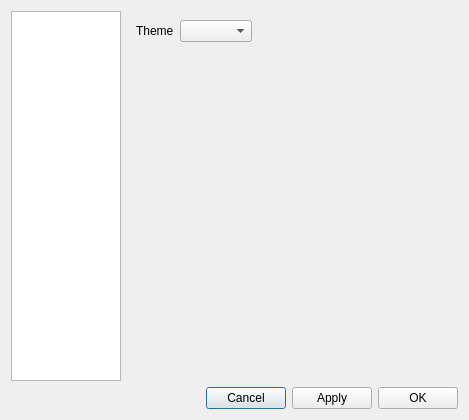
Old version of the form QT_Project/Forms/SettingsDialog.ui in the repository Dingola/Qt-LogViewer.
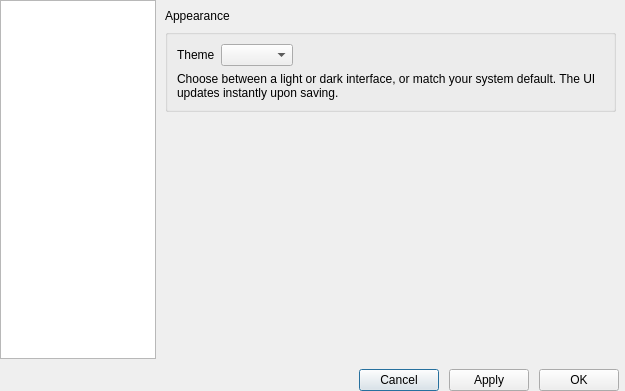
New version of the form. The open tabs and pages were chosen to show the change.

Commit message: feat(dialogs): Overhaul SettingsDialog UI/UX and standardize base dialog components

What changed in the file:
```diff
--- a/QT_Project/Forms/SettingsDialog.ui
+++ b/QT_Project/Forms/SettingsDialog.ui
@@ -6,16 +6,34 @@
    <rect>
     <x>0</x>
     <y>0</y>
-    <width>469</width>
-    <height>420</height>
+    <width>625</width>
+    <height>391</height>
    </rect>
   </property>
   <property name="windowTitle">
    <string>Dialog</string>
   </property>
   <layout class="QVBoxLayout" name="verticalLayout_3">
+   <property name="spacing">
+    <number>10</number>
+   </property>
+   <property name="leftMargin">
+    <number>0</number>
+   </property>
+   <property name="topMargin">
+    <number>0</number>
+   </property>
+   <property name="rightMargin">
+    <number>0</number>
+   </property>
+   <property name="bottomMargin">
+    <number>0</number>
+   </property>
    <item>
     <layout class="QHBoxLayout" name="horizontalLayout" stretch="1,3">
+     <property name="spacing">
+      <number>0</number>
+     </property>
      <item>
       <widget class="QListWidget" name="listWidgetCategories"/>
      </item>
@@ -46,29 +64,72 @@
         </layout>
        </widget>
        <widget class="QWidget" name="pageAppearance">
-        <layout class="QVBoxLayout" name="verticalLayout_2">
+        <layout class="QVBoxLayout" name="verticalLayout_4">
          <item>
-          <layout class="QFormLayout" name="formLayoutAppearance">
-           <property name="sizeConstraint">
-            <enum>QLayout::SizeConstraint::SetDefaultConstraint</enum>
+          <widget class="QLabel" name="pageAppearanceTitle">
+           <property name="text">
+            <string>Appearance</string>
            </property>
-           <property name="fieldGrowthPolicy">
-            <enum>QFormLayout::FieldGrowthPolicy::ExpandingFieldsGrow</enum>
+          </widget>
+         </item>
+         <item>
+          <widget class="QGroupBox" name="groupBox">
+           <property name="title">
+            <string/>
            </property>
-           <property name="rowWrapPolicy">
-            <enum>QFormLayout::RowWrapPolicy::DontWrapRows</enum>
+           <layout class="QVBoxLayout" name="verticalLayout_2">
+            <item>
+             <layout class="QHBoxLayout" name="horizontalLayout_2">
+              <item>
+               <widget class="QLabel" name="labelTheme">
+                <property name="text">
+                 <string>Theme</string>
+                </property>
+               </widget>
+              </item>
+              <item>
+               <widget class="QComboBox" name="comboBoxTheme"/>
+              </item>
+              <item>
+               <spacer name="horizontalSpacer_2">
+                <property name="orientation">
+                 <enum>Qt::Orientation::Horizontal</enum>
+                </property>
+                <property name="sizeHint" stdset="0">
+                 <size>
+                  <width>802</width>
+                  <height>20</height>
+                 </size>
+                </property>
+               </spacer>
+              </item>
+             </layout>
+            </item>
+            <item>
+             <widget class="QLabel" name="labelThemeDesc">
+              <property name="text">
+               <string>Choose between a light or dark interface, or match your system default. The UI updates instantly upon saving.</string>
+              </property>
+              <property name="wordWrap">
+               <bool>true</bool>
+              </property>
+             </widget>
+            </item>
+           </layout>
+          </widget>
+         </item>
+         <item>
+          <spacer name="verticalSpacer">
+           <property name="orientation">
+            <enum>Qt::Orientation::Vertical</enum>
            </property>
-           <item row="0" column="1">
-            <widget class="QComboBox" name="comboBoxTheme"/>
-           </item>
-           <item row="0" column="0">
-            <widget class="QLabel" name="labelTheme">
-             <property name="text">
-              <string>Theme</string>
-             </property>
-            </widget>
-           </item>
-          </layout>
+           <property name="sizeHint" stdset="0">
+            <size>
+             <width>20</width>
+             <height>222</height>
+            </size>
+           </property>
+          </spacer>
          </item>
         </layout>
        </widget>
@@ -78,6 +139,9 @@
    </item>
    <item>
     <layout class="QHBoxLayout" name="horizontalLayoutButtons">
+     <property name="rightMargin">
+      <number>6</number>
+     </property>
      <item>
       <spacer name="horizontalSpacer">
        <property name="orientation">
```
Left out of the diff: 81 changed lines with no effect on the pictures. The commit also changes 6 other files.
